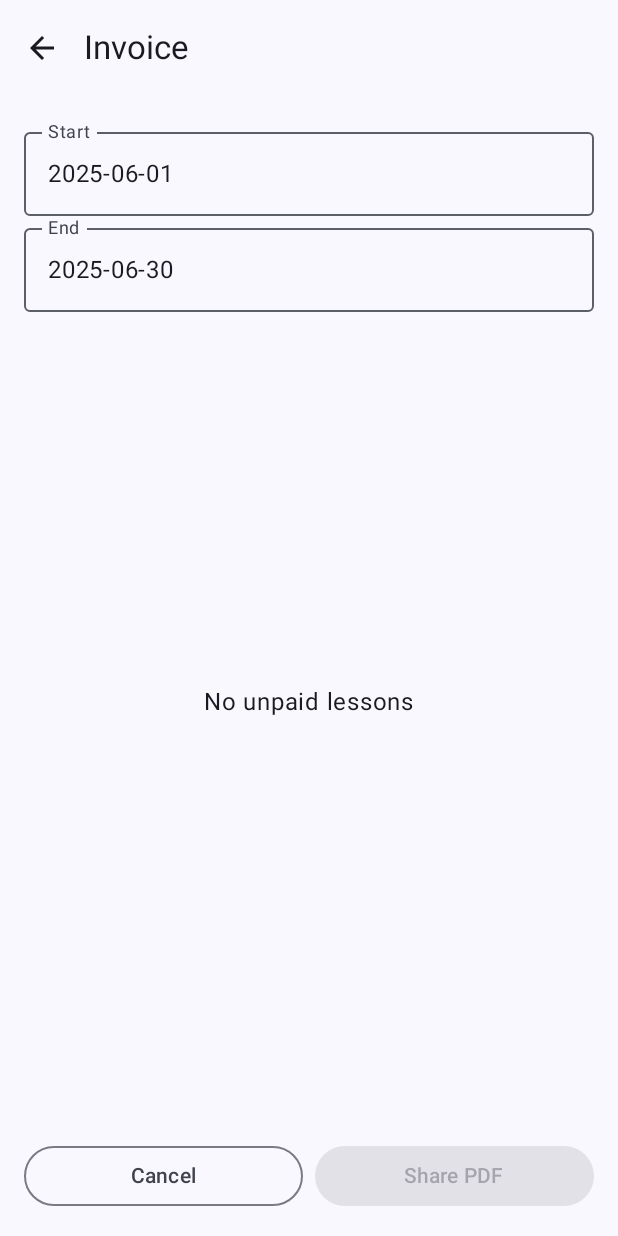
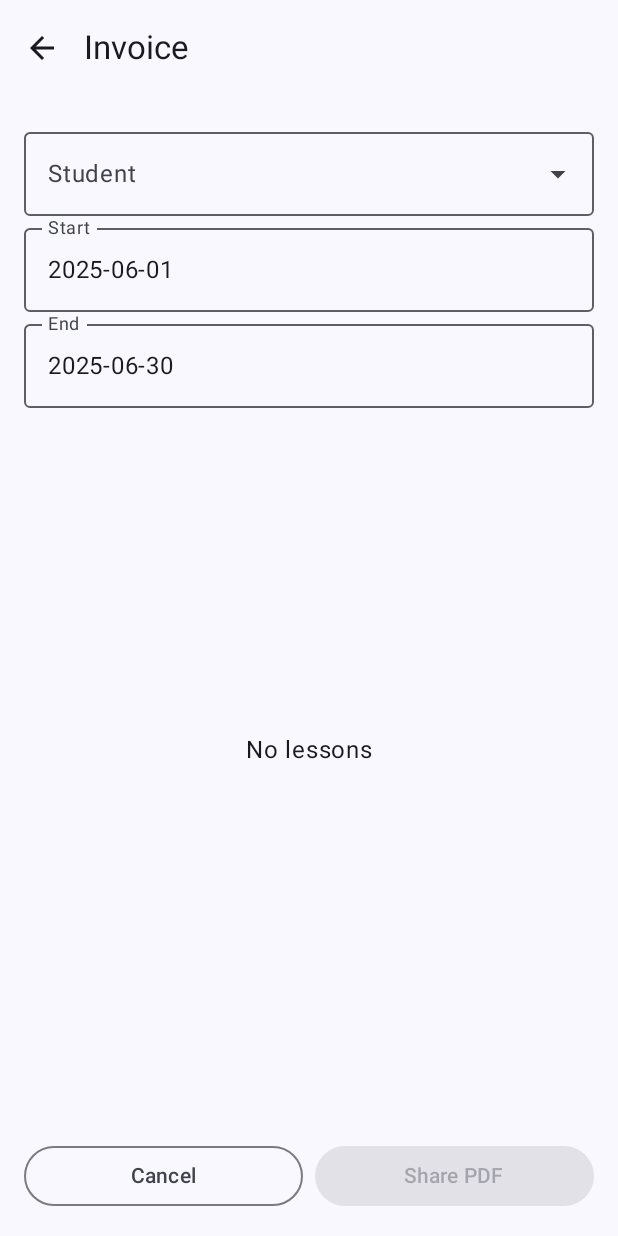
Before and after one commit to tsampolion/TutorBillingApp, an Android app built with Jetpack Compose: the InvoiceScreen screen opened through its navigation route, on a phone screen of 412 x 824 dp. Run offline under Robolectric (Android 15) with nearby library versions, the phone set to English and light mode, and no system bars; our stand-ins replace Dagger/Hilt's generated code, Room's generated code.

Commit message:
Fix compile errors in invoice screens

```diff
--- a/app/src/main/java/gr/tsambala/tutorbilling/TutorBillingApp.kt
+++ b/app/src/main/java/gr/tsambala/tutorbilling/TutorBillingApp.kt
@@ -97,12 +97,19 @@ fun TutorBillingApp(
         composable("revenue") {
             gr.tsambala.tutorbilling.ui.revenue.RevenueScreen(
                 onBack = { navController.popBackStack() },
-                onInvoice = { navController.navigate("invoice") }
+                onInvoice = { navController.navigate("invoice") },
+                onPastInvoices = { navController.navigate("pastInvoices") }
             )
         }
 
         composable("invoice") {
             gr.tsambala.tutorbilling.ui.invoice.InvoiceScreen(
+                onBack = { navController.popBackStack() }
+            )
+        }
+
+        composable("pastInvoices") {
+            gr.tsambala.tutorbilling.ui.invoice.PastInvoicesScreen(
                 onBack = { navController.popBackStack() }
             )
         }
--- a/app/src/main/java/gr/tsambala/tutorbilling/data/dao/LessonDao.kt
+++ b/app/src/main/java/gr/tsambala/tutorbilling/data/dao/LessonDao.kt
@@ -30,6 +30,12 @@ interface LessonDao {
     @Query("SELECT * FROM lessons WHERE date BETWEEN :startDate AND :endDate ORDER BY date DESC, startTime DESC")
     fun getLessonsInDateRange(startDate: String, endDate: String): Flow<List<Lesson>>
 
+    @Query("SELECT * FROM lessons WHERE studentId = :studentId AND date BETWEEN :startDate AND :endDate ORDER BY date ASC")
+    fun getLessonsByStudentAndDateRange(studentId: Long, startDate: String, endDate: String): Flow<List<Lesson>>
+
+    @Query("SELECT * FROM lessons WHERE studentId = :studentId AND date BETWEEN :startDate AND :endDate AND isPaid = 0 ORDER BY date ASC")
+    fun getUnpaidLessonsByStudentAndDateRange(studentId: Long, startDate: String, endDate: String): Flow<List<Lesson>>
+
     @Query("SELECT * FROM lessons WHERE date BETWEEN :startDate AND :endDate AND isPaid = 0 ORDER BY date ASC")
     fun getUnpaidLessonsInDateRange(startDate: String, endDate: String): Flow<List<Lesson>>
 
--- a/app/src/main/java/gr/tsambala/tutorbilling/ui/invoice/InvoiceScreen.kt
+++ b/app/src/main/java/gr/tsambala/tutorbilling/ui/invoice/InvoiceScreen.kt
@@ -7,15 +7,20 @@ import androidx.compose.foundation.layout.*
 import androidx.compose.foundation.clickable
 import androidx.compose.foundation.lazy.LazyColumn
 import androidx.compose.foundation.lazy.items
+import androidx.compose.material3.Checkbox
+import androidx.compose.material.icons.automirrored.filled.ArrowBack
 import androidx.compose.material.icons.Icons
-import androidx.compose.material.icons.filled.ArrowBack
 import androidx.compose.material3.*
 import androidx.compose.runtime.Composable
 import androidx.compose.runtime.getValue
+import androidx.compose.runtime.mutableStateOf
+import androidx.compose.runtime.remember
+import androidx.compose.runtime.setValue
 import androidx.compose.ui.Alignment
 import androidx.compose.ui.Modifier
 import androidx.compose.ui.platform.LocalContext
 import androidx.compose.ui.unit.dp
+import androidx.compose.material3.MenuAnchorType
 import androidx.hilt.navigation.compose.hiltViewModel
 import androidx.lifecycle.compose.collectAsStateWithLifecycle
 import androidx.core.content.FileProvider
@@ -35,6 +40,9 @@ fun InvoiceScreen(
     val startDate by viewModel.startDate.collectAsStateWithLifecycle()
     val endDate by viewModel.endDate.collectAsStateWithLifecycle()
     val lessons by viewModel.lessons.collectAsStateWithLifecycle()
+    val students by viewModel.students.collectAsStateWithLifecycle()
+    val selectedStudentId by viewModel.selectedStudentId.collectAsStateWithLifecycle()
+    val selectedLessons by viewModel.selectedLessons.collectAsStateWithLifecycle()
     val context = LocalContext.current
 
     Scaffold(
@@ -43,7 +51,7 @@ fun InvoiceScreen(
                 title = { Text("Invoice") },
                 navigationIcon = {
                     IconButton(onClick = onBack) {
-                        Icon(Icons.Default.ArrowBack, contentDescription = "Back")
+                        Icon(Icons.AutoMirrored.Filled.ArrowBack, contentDescription = "Back")
                     }
                 }
             )
@@ -58,7 +66,8 @@ fun InvoiceScreen(
                 OutlinedButton(onClick = onBack, modifier = Modifier.weight(1f)) { Text("Cancel") }
                 Button(
                     onClick = {
-                        val uri = createInvoicePdf(context.cacheDir, lessons)
+                        val selected = lessons.filter { selectedLessons.contains(it.lesson.id) }
+                        val uri = createInvoicePdf(File(context.filesDir, "invoices"), selected)
                         val share = Intent(Intent.ACTION_SEND).apply {
                             type = "application/pdf"
                             putExtra(Intent.EXTRA_STREAM, FileProvider.getUriForFile(context, "${context.packageName}.provider", File(uri.path!!)))
@@ -67,23 +76,34 @@ fun InvoiceScreen(
                         context.startActivity(Intent.createChooser(share, null))
                     },
                     modifier = Modifier.weight(1f),
-                    enabled = lessons.isNotEmpty()
+                    enabled = selectedLessons.isNotEmpty()
                 ) { Text("Share PDF") }
             }
         }
     ) { padding ->
         Column(Modifier.padding(padding).padding(16.dp)) {
+            StudentDropdown(students, selectedStudentId, onSelect = viewModel::selectStudent)
             DateField("Start", startDate) { date -> viewModel.updateStartDate(date) }
             DateField("End", endDate) { date -> viewModel.updateEndDate(date) }
 
+            if (lessons.isNotEmpty()) {
+                TextButton(onClick = { viewModel.selectAll() }) {
+                    Text("Select All")
+                }
+            }
+
             if (lessons.isEmpty()) {
                 Box(Modifier.fillMaxSize(), contentAlignment = Alignment.Center) {
-                    Text("No unpaid lessons")
+                    Text("No lessons")
                 }
             } else {
                 LazyColumn(modifier = Modifier.weight(1f)) {
                     items(lessons) { item ->
-                        LessonRow(item)
+                        LessonRow(
+                            item = item,
+                            checked = selectedLessons.contains(item.lesson.id),
+                            onToggle = { viewModel.toggleLesson(item.lesson.id) }
+                        )
                         Divider()
                     }
                 }
@@ -93,18 +113,23 @@ fun InvoiceScreen(
 }
 
 @Composable
-private fun LessonRow(item: LessonWithStudent) {
+private fun LessonRow(item: LessonWithStudent, checked: Boolean, onToggle: () -> Unit) {
     Row(
         modifier = Modifier
             .fillMaxWidth()
             .padding(vertical = 8.dp),
-        horizontalArrangement = Arrangement.SpaceBetween
+        horizontalArrangement = Arrangement.SpaceBetween,
+        verticalAlignment = Alignment.CenterVertically
     ) {
         Column {
             Text(item.student.getFullName(), style = MaterialTheme.typography.bodyMedium)
             Text(LocalDate.parse(item.lesson.date).format(DateTimeFormatter.ofPattern("dd MMM")))
         }
-        Text("€%.2f".format(item.calculateFee()))
+        Row(verticalAlignment = Alignment.CenterVertically) {
+            Text("€%.2f".format(item.calculateFee()))
+            Spacer(Modifier.width(8.dp))
+            Checkbox(checked = checked, onCheckedChange = { onToggle() })
+        }
     }
 }
 
@@ -130,7 +155,7 @@ private fun DateField(label: String, date: LocalDate, onDate: (LocalDate) -> Uni
     )
 }
 
-fun createInvoicePdf(cacheDir: File, lessons: List<LessonWithStudent>): Uri {
+fun createInvoicePdf(directory: File, lessons: List<LessonWithStudent>): Uri {
     val pdf = android.graphics.pdf.PdfDocument()
     val pageInfo = android.graphics.pdf.PdfDocument.PageInfo.Builder(595, 842, 1).create()
     val page = pdf.startPage(pageInfo)
@@ -147,8 +172,32 @@ fun createInvoicePdf(cacheDir: File, lessons: List<LessonWithStudent>): Uri {
         y += 20
     }
     pdf.finishPage(page)
-    val file = File(cacheDir, "invoice-${System.currentTimeMillis()}.pdf")
+    if (!directory.exists()) directory.mkdirs()
+    val file = File(directory, "invoice-${System.currentTimeMillis()}.pdf")
     FileOutputStream(file).use { pdf.writeTo(it) }
     pdf.close()
     return Uri.fromFile(file)
 }
+
+@Composable
+private fun StudentDropdown(students: List<gr.tsambala.tutorbilling.data.model.Student>, selectedId: Long?, onSelect: (Long) -> Unit) {
+    var expanded by remember { mutableStateOf(false) }
+    ExposedDropdownMenuBox(expanded = expanded, onExpandedChange = { expanded = !expanded }) {
+        OutlinedTextField(
+            value = students.firstOrNull { it.id == selectedId }?.getFullName() ?: "",
+            onValueChange = {},
+            readOnly = true,
+            label = { Text("Student") },
+            trailingIcon = { ExposedDropdownMenuDefaults.TrailingIcon(expanded) },
+            modifier = Modifier.menuAnchor(MenuAnchorType.PrimaryNotEditable, enabled = true).fillMaxWidth()
+        )
+        ExposedDropdownMenu(expanded = expanded, onDismissRequest = { expanded = false }) {
+            students.forEach { student ->
+                DropdownMenuItem(text = { Text(student.getFullName()) }, onClick = {
+                    onSelect(student.id)
+                    expanded = false
+                })
+            }
+        }
+    }
+}
--- a/app/src/main/java/gr/tsambala/tutorbilling/ui/invoice/InvoiceViewModel.kt
+++ b/app/src/main/java/gr/tsambala/tutorbilling/ui/invoice/InvoiceViewModel.kt
@@ -6,10 +6,13 @@ import dagger.hilt.android.lifecycle.HiltViewModel
 import gr.tsambala.tutorbilling.data.dao.LessonDao
 import gr.tsambala.tutorbilling.data.dao.StudentDao
 import gr.tsambala.tutorbilling.data.database.LessonWithStudent
+import gr.tsambala.tutorbilling.data.model.Student
 import kotlinx.coroutines.flow.MutableStateFlow
 import kotlinx.coroutines.flow.StateFlow
 import kotlinx.coroutines.flow.asStateFlow
 import kotlinx.coroutines.flow.combine
+import kotlinx.coroutines.flow.SharingStarted
+import kotlinx.coroutines.flow.stateIn
 import kotlinx.coroutines.launch
 import java.time.LocalDate
 import javax.inject.Inject
@@ -25,21 +28,36 @@ class InvoiceViewModel @Inject constructor(
     val startDate: StateFlow<LocalDate> = _startDate.asStateFlow()
     val endDate: StateFlow<LocalDate> = _endDate.asStateFlow()
 
+    val students: StateFlow<List<Student>> =
+        studentDao.getAllActiveStudents()
+            .stateIn(viewModelScope, SharingStarted.WhileSubscribed(5000), emptyList())
+
+    private val _selectedStudentId = MutableStateFlow<Long?>(null)
+    val selectedStudentId: StateFlow<Long?> = _selectedStudentId.asStateFlow()
+
     private val _lessons = MutableStateFlow<List<LessonWithStudent>>(emptyList())
     val lessons: StateFlow<List<LessonWithStudent>> = _lessons.asStateFlow()
 
+    private val _selectedLessons = MutableStateFlow<Set<Long>>(emptySet())
+    val selectedLessons: StateFlow<Set<Long>> = _selectedLessons.asStateFlow()
+
     init {
         viewModelScope.launch {
-            combine(_startDate, _endDate) { start, end -> start to end }
-                .collect { (start, end) ->
-                    combine(
-                        lessonDao.getUnpaidLessonsInDateRange(start.toString(), end.toString()),
-                        studentDao.getAllActiveStudents()
-                    ) { lessons, students ->
-                        val map = students.associateBy { it.id }
-                        lessons.mapNotNull { l -> map[l.studentId]?.let { s -> LessonWithStudent(l, s) } }
-                    }.collect { list ->
-                        _lessons.value = list
+            combine(_startDate, _endDate, _selectedStudentId) { s, e, id -> Triple(s, e, id) }
+                .collect { (start, end, id) ->
+                    if (id == null) {
+                        _lessons.value = emptyList()
+                        _selectedLessons.value = emptySet()
+                    } else {
+                        combine(
+                            lessonDao.getLessonsByStudentAndDateRange(id, start.toString(), end.toString()),
+                            studentDao.getStudentById(id)
+                        ) { lessons, student ->
+                            student?.let { st -> lessons.map { LessonWithStudent(it, st) } } ?: emptyList()
+                        }.collect { list ->
+                            _lessons.value = list
+                            _selectedLessons.value = emptySet()
+                        }
                     }
                 }
         }
@@ -47,6 +65,17 @@ class InvoiceViewModel @Inject constructor(
 
     fun updateStartDate(date: LocalDate) { _startDate.value = date }
     fun updateEndDate(date: LocalDate) { _endDate.value = date }
+    fun selectStudent(id: Long) { _selectedStudentId.value = id }
+
+    fun toggleLesson(id: Long) {
+        _selectedLessons.value = _selectedLessons.value.toMutableSet().also { set ->
+            if (set.contains(id)) set.remove(id) else set.add(id)
+        }
+    }
+
+    fun selectAll() {
+        _selectedLessons.value = _lessons.value.map { it.lesson.id }.toSet()
+    }
 
     fun markAsPaid(ids: List<Long>) {
         viewModelScope.launch { lessonDao.updatePaidStatus(ids, true) }
--- a/app/src/main/res/xml/file_paths.xml
+++ b/app/src/main/res/xml/file_paths.xml
@@ -1,4 +1,5 @@
 <?xml version="1.0" encoding="utf-8"?>
 <paths xmlns:android="http://schemas.android.com/apk/res/android">
     <cache-path name="cache" path="." />
+    <files-path name="invoices" path="invoices/" />
 </paths>
```
Also changed, not shown: app/src/main/java/gr/tsambala/tutorbilling/ui/invoice/PastInvoicesScreen.kt (added, +62 -0 lines), app/src/main/java/gr/tsambala/tutorbilling/ui/revenue/RevenueScreen.kt (+40 -3 lines), app/src/main/java/gr/tsambala/tutorbilling/ui/revenue/RevenueViewModel.kt (+21 -2 lines).
